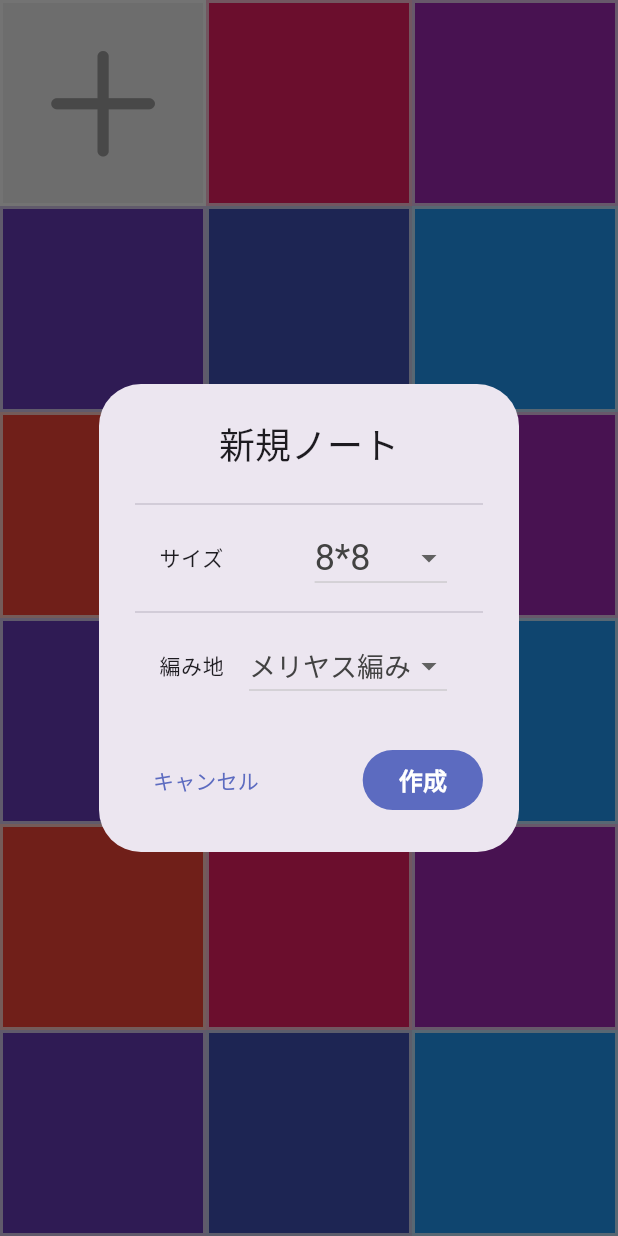
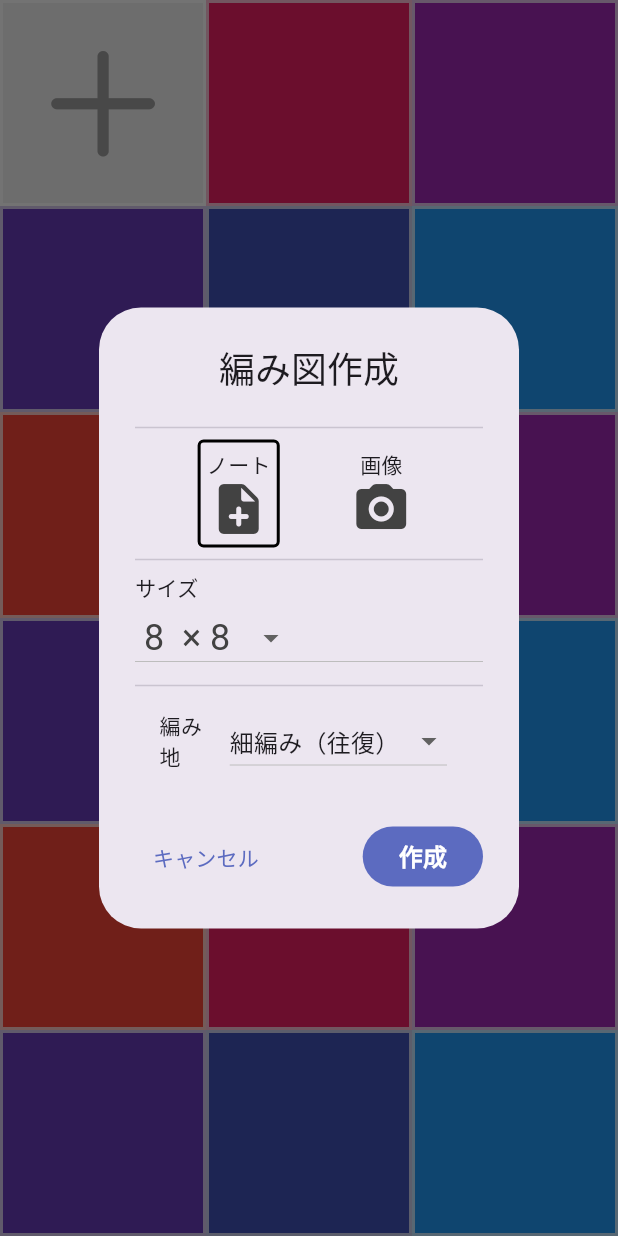
Before and after one commit to nobu74658/guild_hackathon, a Flutter app: the screen it shows after launch, after a tap on an icon or button, on a phone screen of 412 x 824 dp. Run offline on Flutter 3.47's test engine with Material 3 defaults, Android fonts, the light colour scheme and no system bars; our stand-ins replace firebase_auth, firebase_core, flutter_hooks, flutter_riverpod, gap, go_router and 3 more; accounts and stored records are empty; generated files the repository leaves out were written again; network calls fail; Roboto replaces fonts that are missing (ZenMaruGothic).

Commit message:
feature(Flutter): 画像を端末から選択 #43

```diff
--- /dev/null
+++ b/flutter_client/lib/model/create_type.dart
@@ -0,0 +1,11 @@
+import 'package:flutter/material.dart';
+
+enum CreateType {
+  note('ノート', Icons.note_add_rounded),
+  image('画像', Icons.camera_alt_rounded);
+
+  const CreateType(this.label, this.iconData);
+
+  final String label;
+  final IconData iconData;
+}
--- /dev/null
+++ b/flutter_client/lib/model/knitting_pattern_size.dart
@@ -0,0 +1,12 @@
+enum KnittingPatternSizeType {
+  eight(' 8  × 8', 8, 8),
+  sixteen('16 × 16', 16, 16),
+  twentyFour('24 × 24', 24, 24),
+  thirtyTwo('32 × 32', 32, 32);
+
+  const KnittingPatternSizeType(this.label, this.width, this.height);
+
+  final String label;
+  final int width;
+  final int height;
+}
--- a/flutter_client/lib/model/knitting_type.dart
+++ b/flutter_client/lib/model/knitting_type.dart
@@ -7,10 +7,12 @@ enum KnittingType {
   singleCrochet._(
     oddStitch: StitchPainter.singleCrochetKnit,
     evenStitch: StitchPainter.singleCrochetPurl,
+    label: '細編み（往復）',
   ),
   singleCrochetFrontLoop._(
     oddStitch: StitchPainter.singleCrochetKnit,
     evenStitch: StitchPainter.singleCrochetKnit,
+    label: '細編み（表, 輪）',
     isEvenRowStartRight: false,
     isOddRowStartRight: false,
     gapRatio: 1 / 8, // TODO(nobu): 負の値に対応する
@@ -19,6 +21,7 @@ enum KnittingType {
   const KnittingType._({
     required this.oddStitch,
     required this.evenStitch,
+    required this.label,
     this.isOddRowStartRight = true,
     this.isEvenRowStartRight = true,
     this.width = 100,
@@ -30,6 +33,7 @@ enum KnittingType {
 
   final CustomPainter Function(StitchPainterData) oddStitch;
   final CustomPainter Function(StitchPainterData) evenStitch;
+  final String label;
   final bool isOddRowStartRight;
   final bool isEvenRowStartRight;
   final double width;
--- a/flutter_client/lib/view/knitting_pattern_list/components/setting_dialog.dart
+++ b/flutter_client/lib/view/knitting_pattern_list/components/setting_dialog.dart
@@ -1,42 +1,73 @@
+import 'dart:io';
+
 import 'package:flutter/material.dart';
 import 'package:flutter_hooks/flutter_hooks.dart';
 import 'package:hooks_riverpod/hooks_riverpod.dart';
+import 'package:image_picker/image_picker.dart';
+import 'package:knitting/model/create_type.dart';
+import 'package:knitting/model/knitting_pattern_size.dart';
+import 'package:knitting/model/knitting_type.dart';
 
 class SettingDialog extends HookConsumerWidget {
   const SettingDialog({super.key});
 
   @override
   Widget build(BuildContext context, WidgetRef ref) {
-    final selectedSize = useState('8*8');
-    final selectedKnittingPattern = useState('メリヤス編み');
+    final createType = useState(CreateType.note);
+    final selectedImage = useState<XFile?>(null);
+    final selectedSize = useState(KnittingPatternSizeType.eight);
+    final selectedKnittingPattern = useState(KnittingType.singleCrochet);
+
     return AlertDialog(
       title: const Text(
-        '新規ノート',
+        '編み図作成',
         textAlign: TextAlign.center,
       ),
       content: Column(
         mainAxisSize: MainAxisSize.min,
         children: [
           const Divider(),
+          Row(
+            mainAxisAlignment: MainAxisAlignment.spaceEvenly,
+            children: [
+              _CreateTypeSelectContainer(
+                onTap: (type) => createType.value = type,
+                createType: CreateType.note,
+                selectedCreateType: createType.value,
+              ),
+              _CreateTypeSelectContainer(
+                onTap: (type) async {
+                  final image = await ImagePicker()
+                      .pickImage(source: ImageSource.gallery);
+                  if (image == null) {
+                    return;
+                  }
+                  selectedImage.value = image;
+                  createType.value = type;
+                },
+                selectedImage: selectedImage.value,
+                createType: CreateType.image,
+                selectedCreateType: createType.value,
+              ),
+            ],
+          ),
+          const Divider(),
           // サイズ選択
-          ListTile(
-            title: const Text(
-              'サイズ',
-              textAlign: TextAlign.left,
-              style: TextStyle(fontSize: 14),
-            ),
-            trailing: DropdownButton<String>(
-              // 文字を右寄せにするためにAlign使ったら表示されなくなっちゃった
+          _Content(
+            label: 'サイズ',
+            widget: SizedBox(
+              width: double.infinity,
+              child: DropdownButton<KnittingPatternSizeType>(
                 style: TextStyle(
                   fontSize: 24,
                   color: Colors.grey[800],
                 ),
                 value: selectedSize.value,
-              items: ['8*8', '16*16', '24*24', '32*32']
+                items: KnittingPatternSizeType.values
                     .map(
-                    (size) => DropdownMenuItem(
-                      value: size,
-                      child: Text(size),
+                      (sizeType) => DropdownMenuItem(
+                        value: sizeType,
+                        child: Text(sizeType.label),
                       ),
                     )
                     .toList(),
@@ -47,6 +78,7 @@ class SettingDialog extends HookConsumerWidget {
                 },
               ),
             ),
+          ),
           const Divider(),
           // 編み地の種類選択
           ListTile(
@@ -55,24 +87,14 @@ class SettingDialog extends HookConsumerWidget {
               textAlign: TextAlign.left,
               style: TextStyle(fontSize: 14),
             ),
-            trailing: DropdownButton<String>(
+            trailing: DropdownButton<KnittingType>(
               // 文字を右寄せにするためにAlign使ったら表示されなくなっちゃった
-              style: TextStyle(
-                fontSize: 18,
-                color: Colors.grey[800],
-              ),
               value: selectedKnittingPattern.value,
-              items: <String>[
-                'メリヤス編み',
-                '細編み(表)', // 本当は'輪編みの'が先頭につく
-                '細編み(裏)', // 本当は'輪編みの'が先頭につく
-                'すじ編み(表)', // 本当は'輪編みの'が先頭につく
-                'すじ編み(裏)', // 本当は'輪編みの'が先頭につく
-              ]
+              items: KnittingType.values
                   .map(
                     (knittingPattern) => DropdownMenuItem(
                       value: knittingPattern,
-                      child: Text(knittingPattern),
+                      child: Text(knittingPattern.label),
                     ),
                   )
                   .toList(),
@@ -125,3 +147,77 @@ class SettingDialog extends HookConsumerWidget {
     );
   }
 }
+
+class _CreateTypeSelectContainer extends StatelessWidget {
+  const _CreateTypeSelectContainer({
+    required this.createType,
+    required this.selectedCreateType,
+    required this.onTap,
+    this.selectedImage,
+  });
+
+  final CreateType createType;
+  final CreateType selectedCreateType;
+  final void Function(CreateType) onTap;
+  final XFile? selectedImage;
+
+  @override
+  Widget build(BuildContext context) => GestureDetector(
+        onTap: () => onTap(createType),
+        child: Container(
+          padding: const EdgeInsets.all(4),
+          decoration: BoxDecoration(
+            border: Border.all(
+              width: 2,
+              color: createType == selectedCreateType
+                  ? Colors.black
+                  : Colors.transparent,
+            ),
+            borderRadius: BorderRadius.circular(4),
+          ),
+          child: Column(
+            mainAxisSize: MainAxisSize.min,
+            children: [
+              Text(createType.label),
+              if (selectedImage != null)
+                Image.file(
+                  File(selectedImage!.path),
+                  width: 40,
+                  height: 40,
+                )
+              else
+                Icon(
+                  createType.iconData,
+                  color: Colors.grey[800],
+                  size: 40,
+                ),
+            ],
+          ),
+        ),
+      );
+}
+
+class _Content extends StatelessWidget {
+  const _Content({
+    required this.label,
+    required this.widget,
+  });
+
+  final String label;
+  final Widget widget;
+
+  @override
+  Widget build(BuildContext context) {
+    return SizedBox(
+      width: double.infinity,
+      child: Column(
+        crossAxisAlignment: CrossAxisAlignment.start,
+        mainAxisSize: MainAxisSize.min,
+        children: [
+          Text(label),
+          widget,
+        ],
+      ),
+    );
+  }
+}
--- a/flutter_client/lib/view/knitting_pattern_list/knitting_pattern_list_screen.dart
+++ b/flutter_client/lib/view/knitting_pattern_list/knitting_pattern_list_screen.dart
@@ -15,6 +15,10 @@ class KnittingPatternListScreen extends HookConsumerWidget {
       color: Colors.white70,
       width: 2,
     );
+
+    // return const Scaffold(
+    //   body: SettingDialog(),
+    // );
 
     return Scaffold(
       body: GridView.builder(
@@ -36,7 +40,8 @@ class KnittingPatternListScreen extends HookConsumerWidget {
                     context: context,
                     builder: (context) => const SettingDialog(),
                   );
-                  if (result is! Map<String, String>) {
+
+                  if (result is! Map<String, dynamic>) {
                     return;
                   }
 
--- a/flutter_client/pubspec.yaml
+++ b/flutter_client/pubspec.yaml
@@ -24,6 +24,7 @@ dependencies:
   firebase_auth: ^5.5.1
   go_router: ^14.8.1
   gap: ^3.0.1
+  image_picker: ^1.1.2
 
 dev_dependencies:
   flutter_test:
```
Also changed, not shown: flutter_client/pubspec.lock, 2 other files. Lines whose indentation alone changed are shown as unchanged.
